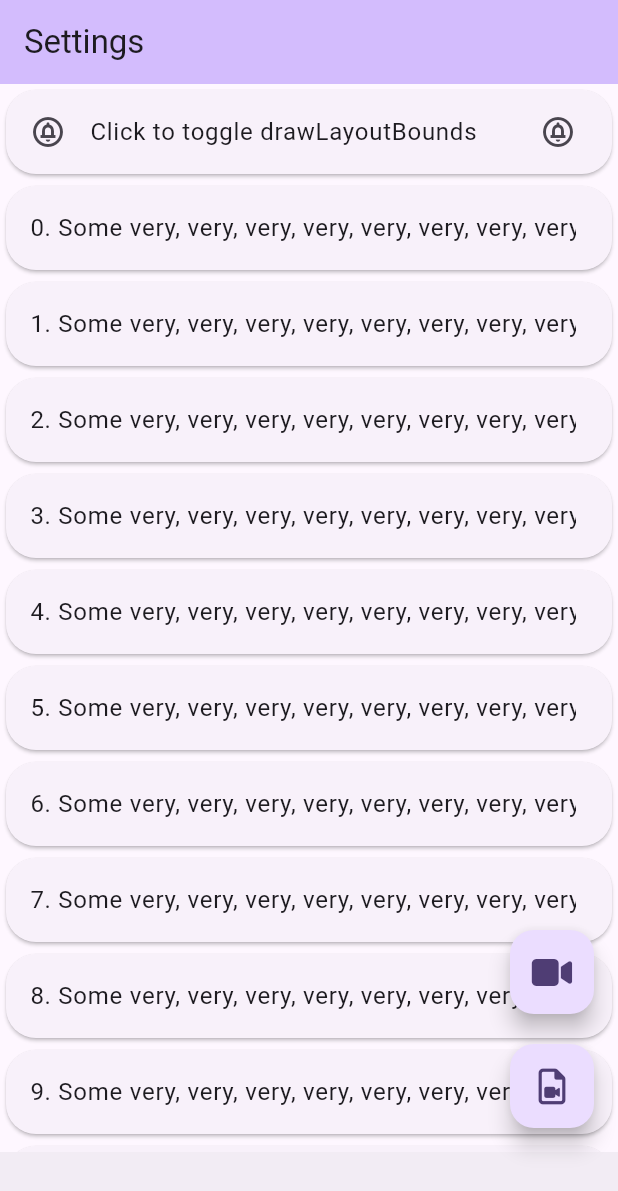
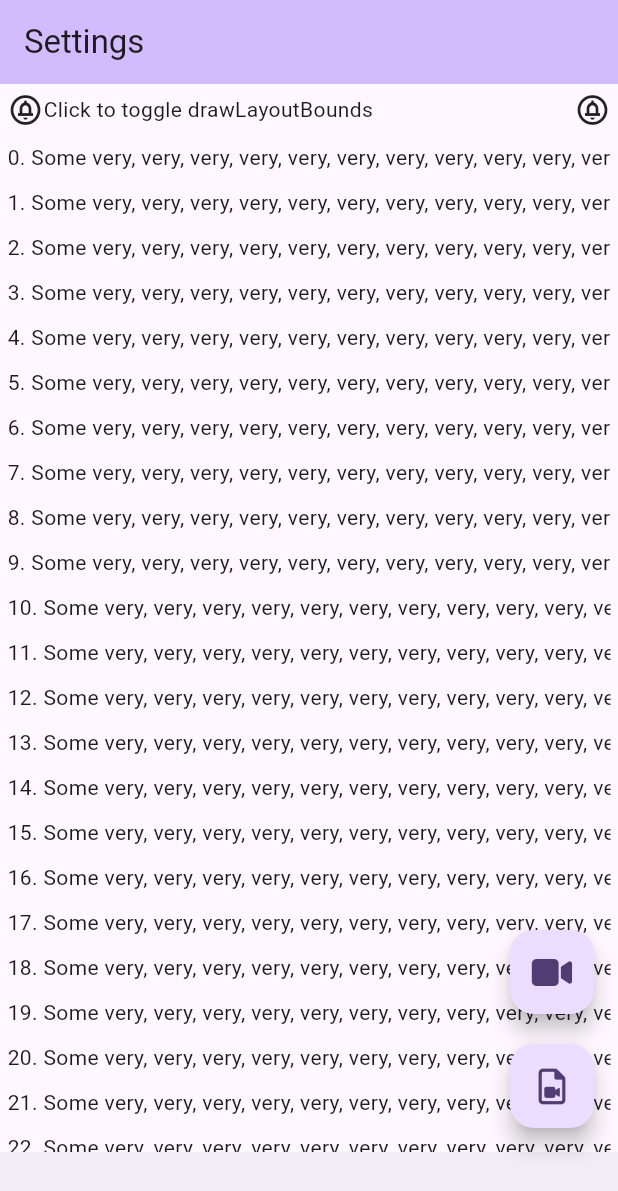
Before and after one commit to BigDeeEss/kar_kam, a Flutter app: the screen it shows after launch, after a tap on "Click to toggle drawLayoutBounds", on a phone screen of 412 x 824 dp. Shown: the top 1191 px of the screen. Run offline on Flutter 3.47's test engine with Material 2 defaults, Android fonts, the phone set to English and light mode, and no system bars; our stand-ins replace font_awesome_flutter, get_it, get_it_mixin, shared_preferences.

Commit message:
Replace ListTile with a custom list tile based on BoxedContainer.

```diff
--- a/lib/app_data/app_data.dart
+++ b/lib/app_data/app_data.dart
@@ -6,6 +6,12 @@ import 'package:flutter/foundation.dart';
 abstract class AppData extends ChangeNotifier {
   /// Whether [BoxedContainer] draws bounding boxes or not.
   bool? drawLayoutBounds;
+
+  /// The border width for [SettingsPageListTile].
+  double? settingsPageListTileBorderWidth;
+
+  /// Defines [SettingsPageListTile] corner radius.
+  double? settingsPageListTileRadius;
 
   // ToDo: remove test data.
   bool? testBool;
@@ -32,6 +38,8 @@ abstract class AppData extends ChangeNotifier {
     // ToDo: remove references to test data.
     defaultsMap = {
       'drawLayoutBounds': true,
+      'settingsPageListTileBorderWidth': 1.0,
+      'settingsPageListTileRadius': 5.0,
       'testBool': true,
       'testDouble': 1.2345,
       'testInt': 12345,
@@ -42,6 +50,8 @@ abstract class AppData extends ChangeNotifier {
     // ToDo: remove references to test data.
     getMap = {
       'drawLayoutBounds': () => drawLayoutBounds,
+      'settingsPageListTileBorderWidth':  () => settingsPageListTileBorderWidth,
+      'settingsPageListTileRadius':  () => settingsPageListTileRadius,
       'testBool': () => testBool,
       'testDouble': () => testDouble,
       'testInt': () => testInt,
@@ -52,6 +62,8 @@ abstract class AppData extends ChangeNotifier {
     // ToDo: remove references to test data.
     setMap = {
       'drawLayoutBounds': (bool? value) => drawLayoutBounds = value,
+      'settingsPageListTileBorderWidth': (double? value) => settingsPageListTileBorderWidth = value,
+      'settingsPageListTileRadius': (double? value) => settingsPageListTileRadius = value,
       'testBool': (bool? value) => testBool = value,
       'testDouble': (double? value) => testDouble = value,
       'testInt': (int? value) => testInt = value,
--- a/lib/app_data/app_data_preference_service.dart
+++ b/lib/app_data/app_data_preference_service.dart
@@ -3,7 +3,6 @@ import 'package:kar_kam/app_data/app_data.dart';
 import 'package:kar_kam/app_data/app_data_preference_mixin.dart';
 import 'package:kar_kam/app_data/app_data_manager_mixin.dart';
 import 'package:kar_kam/app_data/get_it_service.dart';
-
 
 /// Implements an app data preference service.
 class AppDataPreferenceService extends AppData
--- a/lib/kar_kam/kar_kam.dart
+++ b/lib/kar_kam/kar_kam.dart
@@ -6,7 +6,6 @@ import 'package:get_it_mixin/get_it_mixin.dart';
 import 'package:kar_kam/app_data/get_it_service.dart';
 import 'package:kar_kam/base_page/base_page.dart';
 import 'package:kar_kam/settings/settings_page_specs.dart';
-
 
 /// [KarKam] is the root widget of this application.
 ///
--- /dev/null
+++ b/lib/settings/settings_page_contents.dart
@@ -0,0 +1,54 @@
+// Import external packages.
+import 'package:flutter/material.dart';
+
+// Import project-specific files.
+import 'package:kar_kam/app_data/app_data.dart';
+import 'package:kar_kam/app_data/get_it_service.dart';
+import 'package:kar_kam/settings/settings_page_list_tile.dart';
+
+/// Implements a ListView.
+class SettingsPageContents extends StatefulWidget {
+  const SettingsPageContents({super.key});
+
+  @override
+  State<SettingsPageContents> createState() => _SettingsPageContentsState();
+}
+
+class _SettingsPageContentsState extends State<SettingsPageContents> {
+  @override
+  Widget build(BuildContext context) {
+    List<Widget> settingsPageTileList = [
+      SettingsPageListTile(
+        leading: const Icon(
+          Icons.circle_notifications_outlined,
+        ),
+        height: 60.0,
+        onTap: (() {
+          // Toggle [drawLayoutBounds] variable in [AppData].
+          bool drawLayoutBounds =
+          GetItService.instance<AppData>().drawLayoutBounds!;
+          GetItService.instance<AppData>()
+              .update(string: 'drawLayoutBounds', value: !drawLayoutBounds);
+        }),
+        title: const Text('Click to toggle drawLayoutBounds'),
+        trailing: const Icon(
+          Icons.circle_notifications_outlined,
+        ),
+      ),
+      ...List<Widget>.generate(50, (int index) {
+        return SettingsPageListTile(
+          height: 60.0,
+          title: Text(
+            '$index. Some very, very, very, very, very, very, very, very, very, very, very, verylongtext!',
+            maxLines: 1,
+            softWrap: false,
+          ),
+        );
+      })
+    ];
+
+    return ListView(
+      children: settingsPageTileList,
+    );
+  }
+}
--- a/lib/settings/settings_page_list_tile.dart
+++ b/lib/settings/settings_page_list_tile.dart
@@ -1,17 +1,23 @@
 // Import external packages.
 import 'package:flutter/material.dart';
+import 'package:get_it_mixin/get_it_mixin.dart';
+import 'package:kar_kam/app_data/app_data.dart';
 
 // Import project-specific files.
 import 'package:kar_kam/utils/boxed_container.dart';
 
-class SettingsPageListTile extends StatelessWidget {
-  const SettingsPageListTile({
+class SettingsPageListTile extends StatelessWidget with GetItMixin {
+  SettingsPageListTile({
     super.key,
+    required this.height,
     this.leading,
     this.onTap,
     this.title,
     this.trailing,
   });
+
+  /// Height of the bounding box for [SettingsPageListTile].
+  final double height;
 
   /// A widget to display on the left within [SettingsPageListTile].
   final Widget? leading;
@@ -28,6 +34,50 @@ class SettingsPageListTile extends StatelessWidget {
 
   @override
   Widget build(BuildContext context) {
+    // Watch for changes to [AppData.buttonAlignment] registered with [GetIt].
+    double settingsPageListTileBorderWidth =
+        watchOnly((AppData a) => a.settingsPageListTileBorderWidth)!;
+
+    // Watch for changes to [AppData.buttonAlignment] registered with [GetIt].
+    double settingsPageListTileRadius =
+        watchOnly((AppData a) => a.settingsPageListTileRadius)!;
+
+    return BoxedContainer(
+      padding: const EdgeInsets.all(5),
+      // height: height,
+      child: InkWell(
+        onTap: onTap,
+        child: BoxedContainer(
+          borderRadius: settingsPageListTileRadius,
+          borderWidth: settingsPageListTileBorderWidth,
+          child: Row(
+            children: <Widget>[
+              BoxedContainer(
+                child: leading,
+              ),
+              Expanded(
+                child: BoxedContainer(
+                  child: title,
+                ),
+              ),
+              BoxedContainer(
+                child: trailing,
+              ),
+            ],
+          ),
+        ),
+      ),
+    );
+    return BoxedContainer(
+      borderRadius: settingsPageListTileRadius,
+      borderWidth: settingsPageListTileBorderWidth,
+      child: ListTile(
+        leading: leading,
+        onTap: onTap,
+        title: title,
+        trailing: trailing,
+      ),
+    );
     return BoxedContainer(
       child: Card(
         shape: RoundedRectangleBorder(
--- a/lib/settings/settings_page_specs.dart
+++ b/lib/settings/settings_page_specs.dart
@@ -1,63 +1,13 @@
-// Import external packages.
-import 'package:flutter/material.dart';
-
 // Import project-specific files.
-import 'package:kar_kam/app_data/app_data.dart';
-import 'package:kar_kam/app_data/get_it_service.dart';
 import 'package:kar_kam/base_page/base_page_specs.dart';
-import 'package:kar_kam/settings/settings_page_list_tile.dart';
+import 'package:kar_kam/settings/settings_page_contents.dart';
 
 /// Settings page layout specs.
 BasePageSpecs settingsPageSpecs = BasePageSpecs(
   title: 'Settings',
-  contents: const SettingsPageSpecs(),
+  contents: const SettingsPageContents(),
   floatingActionButtonTargetList: <String>[
     'karKamPageSpecs',
     'filesPageSpecs',
   ],
 );
-
-/// Implements a ListView.
-class SettingsPageSpecs extends StatefulWidget {
-  const SettingsPageSpecs({super.key});
-
-  @override
-  State<SettingsPageSpecs> createState() => _SettingsPageSpecsState();
-}
-
-class _SettingsPageSpecsState extends State<SettingsPageSpecs> {
-  @override
-  Widget build(BuildContext context) {
-    List<Widget> settingsPageTileList = [
-      SettingsPageListTile(
-        leading: const Icon(
-          Icons.circle_notifications_outlined,
-        ),
-        onTap: (() {
-          // Toggle [drawLayoutBounds] variable in [AppData].
-          bool drawLayoutBounds =
-              GetItService.instance<AppData>().drawLayoutBounds!;
-          GetItService.instance<AppData>()
-              .update(string: 'drawLayoutBounds', value: !drawLayoutBounds);
-        }),
-        title: const Text('Click to toggle drawLayoutBounds'),
-        trailing: const Icon(
-          Icons.circle_notifications_outlined,
-        ),
-      ),
-      ...List<Widget>.generate(50, (int index) {
-        return SettingsPageListTile(
-          title: Text(
-            '$index. Some very, very, very, very, very, very, very, very, very, very, very, verylongtext!',
-            maxLines: 1,
-            softWrap: false,
-          ),
-        );
-      })
-    ];
-
-    return ListView(
-      children: settingsPageTileList,
-    );
-  }
-}
```
Also changed, not shown: 2 other files.
